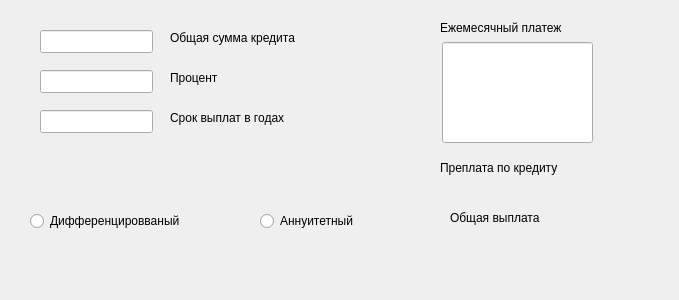
Before: the Qt Designer form src/smartcalk_QT/credit.ui in Selloni/SmartCalc-v1.0, drawn with Qt 5.
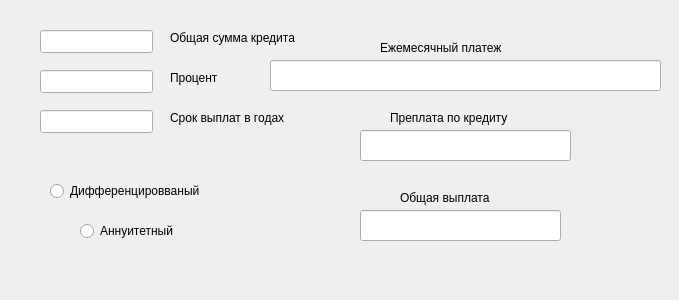
After: the same form once the commit is applied.

What changed in the file:
```diff
--- a/src/smartcalk_QT/credit.ui
+++ b/src/smartcalk_QT/credit.ui
@@ -16,8 +16,8 @@
   <widget class="QLabel" name="total_month">
    <property name="geometry">
     <rect>
-     <x>440</x>
-     <y>20</y>
+     <x>380</x>
+     <y>40</y>
      <width>161</width>
      <height>16</height>
     </rect>
@@ -29,8 +29,8 @@
   <widget class="QLabel" name="pereplata">
    <property name="geometry">
     <rect>
-     <x>440</x>
-     <y>160</y>
+     <x>390</x>
+     <y>110</y>
      <width>151</width>
      <height>16</height>
     </rect>
@@ -42,8 +42,8 @@
   <widget class="QLabel" name="total">
    <property name="geometry">
     <rect>
-     <x>450</x>
-     <y>210</y>
+     <x>400</x>
+     <y>190</y>
      <width>131</width>
      <height>16</height>
     </rect>
@@ -94,8 +94,8 @@
   <widget class="QRadioButton" name="radioButton">
    <property name="geometry">
     <rect>
-     <x>30</x>
-     <y>210</y>
+     <x>50</x>
+     <y>180</y>
      <width>191</width>
      <height>22</height>
     </rect>
@@ -107,8 +107,8 @@
   <widget class="QRadioButton" name="ann">
    <property name="geometry">
     <rect>
-     <x>260</x>
-     <y>210</y>
+     <x>80</x>
+     <y>220</y>
      <width>106</width>
      <height>22</height>
     </rect>
@@ -150,10 +150,30 @@
   <widget class="QLineEdit" name="output">
    <property name="geometry">
     <rect>
-     <x>442</x>
-     <y>42</y>
-     <width>151</width>
-     <height>101</height>
+     <x>270</x>
+     <y>60</y>
+     <width>391</width>
+     <height>31</height>
+    </rect>
+   </property>
+  </widget>
+  <widget class="QLineEdit" name="cr_pereplata">
+   <property name="geometry">
+    <rect>
+     <x>360</x>
+     <y>130</y>
+     <width>211</width>
+     <height>31</height>
+    </rect>
+   </property>
+  </widget>
+  <widget class="QLineEdit" name="total_cr">
+   <property name="geometry">
+    <rect>
+     <x>360</x>
+     <y>210</y>
+     <width>201</width>
+     <height>31</height>
     </rect>
    </property>
   </widget>
```
Left out of the diff: 2 changed lines with no effect on the pictures.
